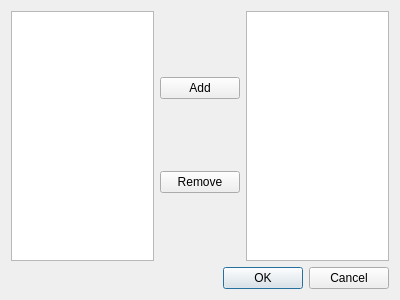
Above: Widgets/FrmGroupChat/DlgInviter.ui from KangLin/RabbitIm before the change. Below: the same form after it.
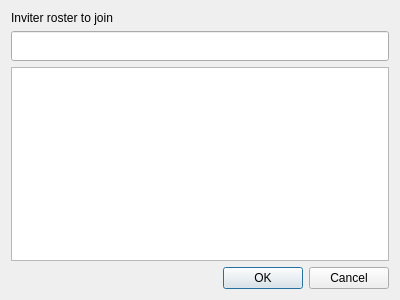
That is the form after the change. Custom widgets are drawn as their Qt base class.

Commit message: 完成树型控件选择 把树型控件选择抽到自定类CItemModelCustom，便于以后复用

```diff
--- a/Widgets/FrmGroupChat/DlgInviter.ui
+++ b/Widgets/FrmGroupChat/DlgInviter.ui
@@ -15,34 +15,26 @@
   </property>
   <layout class="QGridLayout" name="gridLayout">
    <item row="0" column="0">
-    <layout class="QHBoxLayout" name="horizontalLayout">
-     <item>
-      <widget class="CCustomTreeView" name="treeView"/>
-     </item>
-     <item>
-      <layout class="QVBoxLayout" name="verticalLayout">
-       <item>
-        <widget class="QPushButton" name="pushButton">
-         <property name="text">
-          <string>Add</string>
-         </property>
-        </widget>
-       </item>
-       <item>
-        <widget class="QPushButton" name="pushButton_2">
-         <property name="text">
-          <string>Remove</string>
-         </property>
-        </widget>
-       </item>
-      </layout>
-     </item>
-     <item>
-      <widget class="QListView" name="listView"/>
-     </item>
-    </layout>
+    <widget class="QLabel" name="lbTitle">
+     <property name="text">
+      <string>Inviter roster to join </string>
+     </property>
+    </widget>
    </item>
    <item row="1" column="0">
+    <widget class="QLineEdit" name="txtReason">
+     <property name="minimumSize">
+      <size>
+       <width>0</width>
+       <height>30</height>
+      </size>
+     </property>
+    </widget>
+   </item>
+   <item row="2" column="0">
+    <widget class="CCustomTreeView" name="treeView"/>
+   </item>
+   <item row="3" column="0">
     <widget class="QDialogButtonBox" name="buttonBox">
      <property name="orientation">
       <enum>Qt::Horizontal</enum>
```
The commit also changes 10 other files.
